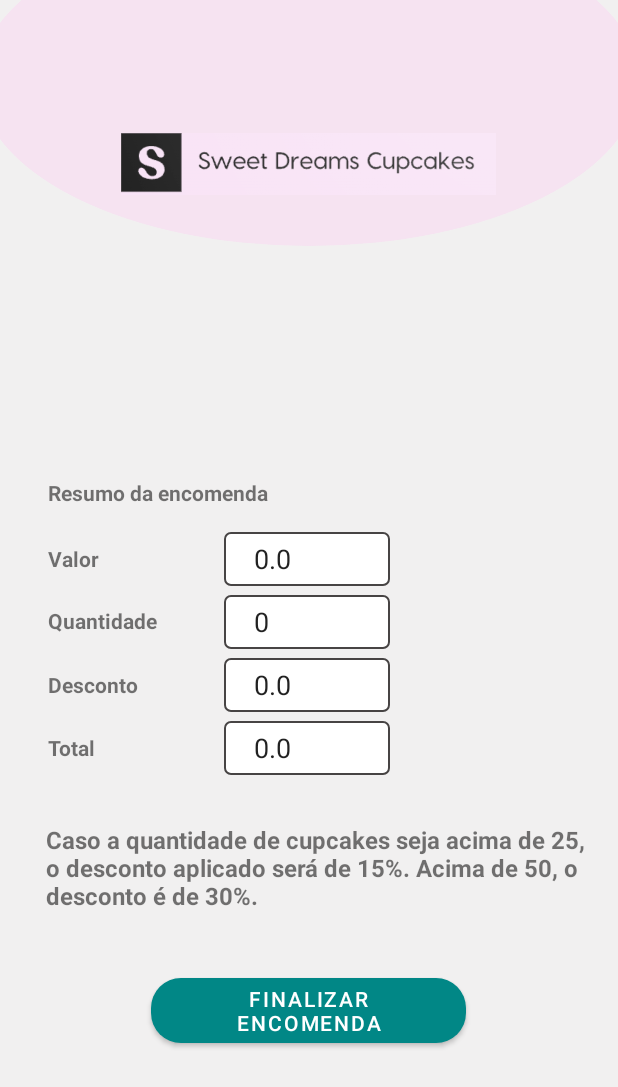
After one commit to Vandeilsonpp/android-projeto, an Android app: the EncomendaActivity screen opened directly, with no data from a screen before it, on a phone screen of 412 x 824 dp. The commit adds this screen. Shown: the top 1087 px of the screen. Run offline under Robolectric (Android 15) with nearby library versions, the phone set to English and light mode, and no system bars.

Commit message:
finalizado feature de encomendas

```diff
--- a/app/src/main/AndroidManifest.xml
+++ b/app/src/main/AndroidManifest.xml
@@ -52,6 +52,9 @@
             android:name=".activity.CupomActivity"
             android:exported="false" />
         <activity
+            android:name=".activity.EncomendaActivity"
+            android:exported="false" />
+        <activity
             android:name=".activity.MainActivity"
             android:exported="true">
             <intent-filter>
--- a/app/src/main/java/com/example/ultimavez/MyCustomApplication.java
+++ b/app/src/main/java/com/example/ultimavez/MyCustomApplication.java
@@ -6,10 +6,12 @@ import com.example.ultimavez.model.domain.Carrinho;
 import com.example.ultimavez.model.domain.Pedido;
 import com.example.ultimavez.model.domain.Product;
 import com.example.ultimavez.persistence.CupomPersistence;
+import com.example.ultimavez.persistence.EncomendaPersistence;
 import com.example.ultimavez.persistence.PedidoPersistence;
 import com.example.ultimavez.persistence.ProductPersistence;
 import com.example.ultimavez.persistence.UserPersistence;
 import com.example.ultimavez.persistence.sqlite.CupomTableHelper;
+import com.example.ultimavez.persistence.sqlite.EncomendaTableHelper;
 import com.example.ultimavez.persistence.sqlite.PedidoTableHelper;
 import com.example.ultimavez.persistence.sqlite.ProductTableHelper;
 import com.example.ultimavez.persistence.sqlite.UserTableHelper;
@@ -23,10 +25,13 @@ public class MyCustomApplication extends Application {
     private static ProductPersistence productTableHelper;
     private static CupomPersistence cupomPersistence;
     private static PedidoPersistence pedidoPersistence;
+    private static EncomendaPersistence encomendaPersistence;
     public static final int DATABASE_VERSION = 23;
     private static List<Product> selectedProducts;
     private static Carrinho carrinho;
     private static Pedido pedido;
+
+
 
     @Override
     public void onCreate() {
@@ -36,6 +41,7 @@ public class MyCustomApplication extends Application {
         productTableHelper = new ProductTableHelper(this);
         cupomPersistence = new CupomTableHelper(this);
         pedidoPersistence = new PedidoTableHelper(this);
+        encomendaPersistence = new EncomendaTableHelper(this);
         selectedProducts = new ArrayList<>();
         carrinho = new Carrinho();
         pedido = new Pedido();
@@ -53,6 +59,9 @@ public class MyCustomApplication extends Application {
     public static PedidoPersistence getPedidoPersistence() {
         return pedidoPersistence;
     }
+    public static EncomendaPersistence getEncomendaPersistence() {
+        return encomendaPersistence;
+    }
     public static List<Product> getSelectedProducts() {
         return selectedProducts;
     }
--- a/app/src/main/java/com/example/ultimavez/activity/CarrinhoActivity.java
+++ b/app/src/main/java/com/example/ultimavez/activity/CarrinhoActivity.java
@@ -19,7 +19,7 @@ import com.example.ultimavez.model.domain.Product;
 
 public class CarrinhoActivity extends AppCompatActivity {
 
-    private Button continueShopping, finishOrder;
+    private Button continueShopping, finishOrder, encomenda;
     private EditText total;
     private RecyclerView recyclerView;
     private CarrinhoAdapter adapter;
@@ -42,6 +42,7 @@ public class CarrinhoActivity extends AppCompatActivity {
         renderSelectedProducts();
         continueShopping.setOnClickListener(it -> returnToListOfProducts());
         finishOrder.setOnClickListener(it -> proceedToCheckout());
+        encomenda.setOnClickListener(it -> proceedToEncomenda());
         adapter.setSubtractButtonClickListener(updatedProduct -> {
             updateTotalPrice();
         });
@@ -57,6 +58,7 @@ public class CarrinhoActivity extends AppCompatActivity {
         continueShopping = findViewById(R.id.addMaisProdutos);
         finishOrder = findViewById(R.id.finalizarPedido);
         recyclerView = findViewById(R.id.carrinho_recycler_item_view);
+        encomenda = findViewById(R.id.encomenda);
     }
 
     private void renderSelectedProducts() {
@@ -76,6 +78,12 @@ public class CarrinhoActivity extends AppCompatActivity {
         startActivity(intent);
     }
 
+    private void proceedToEncomenda() {
+        Intent intent = new Intent(this, EncomendaActivity.class);
+        startActivity(intent);
+    }
+
+
 
     @SuppressLint("SetTextI18n")
     private void updateTotalPrice() {
--- /dev/null
+++ b/app/src/main/java/com/example/ultimavez/activity/EncomendaActivity.java
@@ -0,0 +1,90 @@
+package com.example.ultimavez.activity;
+
+import android.content.SharedPreferences;
+import android.os.Bundle;
+import android.widget.Button;
+import android.widget.EditText;
+
+import androidx.appcompat.app.AppCompatActivity;
+
+import com.example.ultimavez.MyCustomApplication;
+import com.example.ultimavez.R;
+import com.example.ultimavez.fragment.ErrorInflator;
+import com.example.ultimavez.fragment.SuccessFragment;
+import com.example.ultimavez.helper.Result;
+import com.example.ultimavez.model.domain.Carrinho;
+import com.example.ultimavez.model.domain.Encomenda;
+import com.example.ultimavez.service.EncomendaService;
+
+import java.time.LocalDateTime;
+import java.util.List;
+
+public class EncomendaActivity extends AppCompatActivity {
+
+    private EditText valor, quantidade, desconto, total;
+    private Button encomendar;
+    private Carrinho carrinho;
+    private Encomenda encomenda;
+    private EncomendaService service = new EncomendaService();
+    SharedPreferences sharedPreferences;
+
+    @Override
+    protected void onCreate(Bundle savedInstanceState) {
+        super.onCreate(savedInstanceState);
+        setContentView(R.layout.encomenda);
+        getSupportActionBar().hide();
+
+        inicializarComponentes();
+        buildEncomenda();
+        encomendar.setOnClickListener(it -> salvarEncomenda());
+
+    }
+
+    private void inicializarComponentes() {
+        valor = findViewById(R.id.encomendaTotal);
+        quantidade = findViewById(R.id.enconmendaQuantidade);
+        desconto = findViewById(R.id.encomendaDesconto);
+        total = findViewById(R.id.encomendaValorFinal);
+        encomendar = findViewById(R.id.finalizarEncomenda);
+        carrinho = MyCustomApplication.getCarrinho();
+        encomenda = buildResumoEncomenda(carrinho);
+    }
+
+    private Encomenda buildResumoEncomenda(Carrinho carrinho) {
+        return new Encomenda(
+                carrinho.getProductsQuantityMap(),
+                carrinho.calculateTotalPrice());
+    }
+
+    private void buildEncomenda() {
+        valor.setText(String.valueOf(encomenda.getValor()));
+        quantidade.setText(String.valueOf(encomenda.getQuantidade()));
+        desconto.setText(String.valueOf(encomenda.getDesconto()));
+        total.setText(String.valueOf(encomenda.getValorFinal()));
+    }
+
+    private void salvarEncomenda() {
+        sharedPreferences = getSharedPreferences("MyPreferences", MODE_PRIVATE);
+        long sellerId = sharedPreferences.getLong("userId", 0);
+        encomenda.setConsumerId(sellerId);
+        encomenda.setCriadoEm(LocalDateTime.now());
+
+        Result<Encomenda> result = service.salvarEncomenda(encomenda);
+
+        if (!result.isValid()) {
+            showErrors(result.getErrors());
+        } else {
+            showSuccess();
+            carrinho.cleanCarrinho();
+        }
+    }
+
+    private void showErrors(List<String> notifications) {
+        ErrorInflator.showErrors(notifications, this);
+    }
+
+    private void showSuccess() {
+        SuccessFragment successDialog = new SuccessFragment("Sua encomenda foi recebida com sucesso!", CustomerHomePageActivity.class);
+        successDialog.show(getSupportFragmentManager(), null);
+    }
+}
--- a/app/src/main/java/com/example/ultimavez/model/domain/Carrinho.java
+++ b/app/src/main/java/com/example/ultimavez/model/domain/Carrinho.java
@@ -9,6 +9,10 @@ import java.util.concurrent.atomic.AtomicReference;
 public class Carrinho {
 
     private Map<Product, Integer> productsQuantityMap;
+
+    public Map<Product, Integer> getProductsQuantityMap() {
+        return productsQuantityMap;
+    }
 
     public Carrinho() {
         productsQuantityMap = new HashMap<>();
--- /dev/null
+++ b/app/src/main/java/com/example/ultimavez/model/domain/Encomenda.java
@@ -0,0 +1,72 @@
+package com.example.ultimavez.model.domain;
+
+import java.time.LocalDateTime;
+import java.util.Map;
+
+public class Encomenda {
+   private double valor;
+   private double desconto;
+   private double valorFinal;
+   private int quantidade;
+   private LocalDateTime criadoEm;
+   private long consumerId;
+
+   public Encomenda(Map<Product, Integer> productsQuantityMap, double valor) {
+      this.valor = valor;
+      this.quantidade = calcularQuantidadeTotal(productsQuantityMap);
+      this.desconto = calcularDesconto();
+      this.valorFinal = this.valor - this.desconto;
+   }
+
+   private int calcularQuantidadeTotal(Map<Product, Integer> productsQuantityMap) {
+      int sum = 0;
+
+      for (int value : productsQuantityMap.values()) {
+         sum += value;
+      }
+
+      return sum;
+   }
+
+   private double calcularDesconto() {
+      if (this.quantidade > 50) {
+         return this.valor * 0.3;
+      } else if (this.quantidade > 25) {
+         return this.valor * 0.15;
+      } else {
+         return this.valor;
+      }
+   }
+
+   public double getValor() {
+      return valor;
+   }
+
+   public double getDesconto() {
+      return desconto;
+   }
+
+   public double getValorFinal() {
+      return valorFinal;
+   }
+
+   public int getQuantidade() {
+      return quantidade;
+   }
+
+   public void setCriadoEm(LocalDateTime criadoEm) {
+      this.criadoEm = criadoEm;
+   }
+
+   public void setConsumerId(long consumerId) {
+      this.consumerId = consumerId;
+   }
+
+   public LocalDateTime getCriadoEm() {
+      return criadoEm;
+   }
+
+   public long getConsumerId() {
+      return consumerId;
+   }
+}
--- /dev/null
+++ b/app/src/main/java/com/example/ultimavez/persistence/EncomendaPersistence.java
@@ -0,0 +1,8 @@
+package com.example.ultimavez.persistence;
+
+import com.example.ultimavez.helper.Result;
+import com.example.ultimavez.model.domain.Encomenda;
+
+public interface EncomendaPersistence {
+    Result<Encomenda> saveEncomenda(Encomenda encomenda);
+}
--- /dev/null
+++ b/app/src/main/java/com/example/ultimavez/persistence/sqlite/EncomendaTableHelper.java
@@ -0,0 +1,77 @@
+package com.example.ultimavez.persistence.sqlite;
+
+import android.content.ContentValues;
+import android.content.Context;
+import android.database.sqlite.SQLiteDatabase;
+import android.database.sqlite.SQLiteOpenHelper;
+
+import com.example.ultimavez.MyCustomApplication;
+import com.example.ultimavez.helper.Result;
+import com.example.ultimavez.model.domain.Encomenda;
+import com.example.ultimavez.persistence.EncomendaPersistence;
+
+public class EncomendaTableHelper extends SQLiteOpenHelper implements EncomendaPersistence {
+
+    private static final String DATABASE_NAME = "Cupcake.db";
+    public static final String TABLE_NAME = "encomendas";
+
+    public static final String COLUMN_ID = "_id";
+    public static final String COLUMN_ID_COMPRADOR = "idComprador";
+    public static final String COLUMN_VALOR_ORIGINAL = "valorOriginal";
+    public static final String COLUMN_DESCONTO = "desconto";
+    public static final String COLUMN_VALOR_FINAL = "valorFinal";
+    public static final String COLUMN_CRIADO_EM = "criadoEm";
+    public static final String COLUMN_QUANTIDADE = "quantidade";
+
+    private static final String CREATE_ENCOMENDAS_TABLE =
+            "CREATE TABLE IF NOT EXISTS " + TABLE_NAME + " (" +
+                    COLUMN_ID + " INTEGER PRIMARY KEY AUTOINCREMENT, " +
+                    COLUMN_ID_COMPRADOR + " INTEGER NOT NULL, " +
+                    COLUMN_VALOR_ORIGINAL + " REAL NOT NULL, " +
+                    COLUMN_DESCONTO + " REAL NOT NULL, " +
+                    COLUMN_VALOR_FINAL + " REAL NOT NULL, " +
+                    COLUMN_CRIADO_EM + " TEXT NOT NULL, " +
+                    COLUMN_QUANTIDADE + " INTEGER NOT NULL " +
+                    ");";
+
+    public EncomendaTableHelper(Context context) {
+        //super(context, DATABASE_NAME, null, DATABASE_VERSION);
+        super(context, DATABASE_NAME, null, MyCustomApplication.DATABASE_VERSION);
+    }
+
+    @Override
+    public void onCreate(SQLiteDatabase db) {
+        db.execSQL(CREATE_ENCOMENDAS_TABLE);
+    }
+
+    @Override
+    public void onUpgrade(SQLiteDatabase db, int oldVersion, int newVersion) {
+        db.execSQL("DROP TABLE IF EXISTS " + TABLE_NAME + ";");
+        onCreate(db);
+    }
+
+    @Override
+    public Result<Encomenda> saveEncomenda(Encomenda encomenda) {
+        SQLiteDatabase db = this.getWritableDatabase();
+        onCreate(db);
+        ContentValues contentValues = new ContentValues();
+
+        contentValues.put(COLUMN_ID_COMPRADOR, encomenda.getConsumerId());
+        contentValues.put(COLUMN_VALOR_ORIGINAL, encomenda.getValor());
+        contentValues.put(COLUMN_DESCONTO, encomenda.getDesconto());
+        contentValues.put(COLUMN_VALOR_FINAL, encomenda.getValorFinal());
+        contentValues.put(COLUMN_CRIADO_EM, encomenda.getCriadoEm().toString());
+        contentValues.put(COLUMN_QUANTIDADE, encomenda.getQuantidade());
+
+        long result = db.insert(TABLE_NAME, null, contentValues);
+
+        if (dbErrorHasHappened(result)) {
+            return Result.invalid("Aconteceu um erro inesperado. Tente novamente mais tarde");
+        }
+        return Result.valid(encomenda);
+    }
+
+    private boolean dbErrorHasHappened(long dbResult) {
+        return dbResult == -1;
+    }
+}
--- /dev/null
+++ b/app/src/main/java/com/example/ultimavez/service/EncomendaService.java
@@ -0,0 +1,20 @@
+package com.example.ultimavez.service;
+
+import com.example.ultimavez.MyCustomApplication;
+import com.example.ultimavez.helper.Result;
+import com.example.ultimavez.model.domain.Encomenda;
+import com.example.ultimavez.persistence.EncomendaPersistence;
+
+public class EncomendaService {
+
+    private EncomendaPersistence database;
+
+    public EncomendaService() {
+        this.database = MyCustomApplication.getEncomendaPersistence();
+    }
+
+    public Result<Encomenda> salvarEncomenda(Encomenda encomenda) {
+        database.saveEncomenda(encomenda);
+        return Result.valid(null);
+    }
+}
--- a/app/src/main/res/layout/carrinho_compra.xml
+++ b/app/src/main/res/layout/carrinho_compra.xml
@@ -113,11 +113,11 @@
 
         <Button
             android:id="@+id/addMaisProdutos"
-            android:layout_width="160dp"
+            android:layout_width="130dp"
             android:layout_height="wrap_content"
-            android:layout_marginLeft="30dp"
-            android:layout_marginRight="16dp"
-            android:padding="16dp"
+            android:layout_marginLeft="10dp"
+            android:layout_marginRight="5dp"
+            android:padding="10dp"
             android:text="Continuar Comprando"
             android:textColor="#FFFFFF"
             app:backgroundTint="@color/teal_700"
@@ -126,15 +126,27 @@
 
         <Button
             android:id="@+id/finalizarPedido"
-            android:layout_width="160dp"
+            android:layout_width="120dp"
             android:layout_height="wrap_content"
-            android:layout_marginLeft="16dp"
-            android:layout_marginRight="16dp"
-            android:padding="16dp"
+            android:layout_marginLeft="5dp"
+            android:layout_marginRight="5dp"
+            android:padding="10dp"
             android:text="Finalizar Pedido"
             android:textColor="#FFFFFF"
             app:backgroundTint="@color/strong_pink"
             app:cornerRadius="20dp" />
+
+        <Button
+            android:id="@+id/encomenda"
+            android:layout_width="120dp"
+            android:layout_height="wrap_content"
+            android:layout_marginLeft="5dp"
+            android:layout_marginRight="10dp"
+            android:padding="10dp"
+            android:text="Fazer encomenda"
+            android:textColor="#FFFFFF"
+            app:backgroundTint="@color/black"
+            app:cornerRadius="20dp" />
     </LinearLayout>
 
 </LinearLayout>
--- /dev/null
+++ b/app/src/main/res/layout/encomenda.xml
@@ -0,0 +1,236 @@
+<?xml version="1.0" encoding="utf-8"?>
+<LinearLayout xmlns:android="http://schemas.android.com/apk/res/android"
+    xmlns:app="http://schemas.android.com/apk/res-auto"
+    xmlns:tools="http://schemas.android.com/tools"
+    android:layout_width="match_parent"
+    android:layout_height="match_parent"
+    android:background="@color/main_white"
+    android:gravity="center"
+    android:orientation="vertical"
+
+    tools:context=".activity.CarrinhoActivity">
+
+    <!-- Header -->
+    <LinearLayout
+        android:layout_marginTop="-200dp"
+        android:orientation="vertical"
+        android:layout_width="match_parent"
+        android:layout_height="0dp"
+        android:layout_weight="3"
+        android:gravity="center">
+
+        <!-- Header content goes here -->
+        <FrameLayout
+            android:layout_width="match_parent"
+            android:layout_height="200dp"
+            android:layout_marginTop="-80dp"
+            android:layout_marginBottom="-18dp"
+            android:layout_gravity="center">
+
+            <ImageView
+                android:id="@+id/upper_home"
+                android:layout_width="match_parent"
+                android:layout_height="match_parent"
+                android:layout_gravity="center"
+                android:layout_marginTop="-20dp"
+                android:layout_marginStart="-30dp"
+                android:layout_marginEnd="-30dp"
+                app:srcCompat="@drawable/elipse_upper_home" />
+
+            <ImageView
+                android:id="@+id/imageView2"
+                android:layout_width="250dp"
+                android:layout_height="100dp"
+                android:layout_gravity="center"
+                android:layout_marginBottom="-35dp"
+                app:srcCompat="@drawable/logo" />
+
+        </FrameLayout>
+
+    </LinearLayout>
+
+    <!-- Resumo com produtos -->
+    <TableLayout
+        android:layout_width="match_parent"
+        android:layout_height="wrap_content">
+        <TextView
+            android:layout_width="50dp"
+            android:layout_height="wrap_content"
+            android:layout_gravity="start"
+            android:layout_marginStart="32dp"
+            android:layout_marginBottom="8dp"
+            android:gravity="center_vertical"
+            android:minHeight="36dp"
+            android:text="Resumo da encomenda"
+            android:textStyle="bold" />
+
+        <TableRow
+            android:layout_width="match_parent"
+            android:layout_height="match_parent"
+            android:layout_marginBottom="6dp"
+
+            android:gravity="center_vertical">
+
+            <TextView
+                android:layout_width="50dp"
+                android:layout_height="wrap_content"
+                android:layout_gravity="start"
+                android:layout_marginStart="32dp"
+                android:gravity="center_vertical"
+                android:minHeight="36dp"
+                android:text="Valor"
+                android:textStyle="bold" />
+
+            <EditText
+                android:paddingEnd="20dp"
+                android:paddingStart="20dp"
+                android:clickable="false"
+                android:focusable="false"
+                android:id="@+id/encomendaTotal"
+                android:layout_width="200dp"
+                android:layout_height="wrap_content"
+                android:layout_gravity="start"
+                android:background="@drawable/bg_edit_text"
+                android:hint="R$ 00.00"
+                android:inputType="textEmailAddress"
+                android:minHeight="36dp" />
+        </TableRow>
+
+        <TableRow
+            android:layout_width="match_parent"
+            android:layout_height="match_parent"
+            android:layout_marginBottom="6dp"
+            android:gravity="center_vertical">
+
+            <TextView
+                android:layout_width="85dp"
+                android:layout_height="wrap_content"
+                android:layout_gravity="start"
+                android:layout_marginStart="32dp"
+                android:gravity="center_vertical"
+                android:minHeight="34dp"
+                android:text="Quantidade"
+                android:textStyle="bold" />
+
+            <EditText
+                android:paddingEnd="20dp"
+                android:paddingStart="20dp"
+                android:clickable="false"
+                android:focusable="false"
+                android:id="@+id/enconmendaQuantidade"
+                android:layout_width="200dp"
+                android:layout_height="wrap_content"
+                android:layout_gravity="start"
+                android:background="@drawable/bg_edit_text"
+                android:hint="R$ 00.00"
+                android:inputType="textEmailAddress"
+                android:minHeight="36dp" />
+        </TableRow>
+
+        <TableRow
+            android:layout_width="match_parent"
+            android:layout_height="match_parent"
+            android:layout_marginBottom="6dp"
+
+            android:gravity="center_vertical">
+
+            <TextView
+                android:layout_width="70dp"
+                android:layout_height="wrap_content"
+                android:layout_gravity="start"
+                android:layout_marginStart="32dp"
+                android:gravity="center_vertical"
+                android:minHeight="36dp"
+                android:text="Desconto"
+                android:textStyle="bold" />
+
+            <EditText
+                android:paddingEnd="20dp"
+                android:paddingStart="20dp"
+                android:clickable="false"
+                android:focusable="false"
+                android:id="@+id/encomendaDesconto"
+                android:layout_width="200dp"
+                android:layout_height="wrap_content"
+                android:layout_gravity="start"
+                android:background="@drawable/bg_edit_text"
+                android:hint="R$ 00.00"
+                android:inputType="textEmailAddress"
+                android:minHeight="36dp" />
+        </TableRow>
+
+        <TableRow
+            android:layout_width="match_parent"
+            android:layout_height="match_parent"
+            android:layout_marginBottom="6dp"
+            android:gravity="center_vertical">
+
+            <TextView
+                android:layout_width="50dp"
+                android:layout_height="wrap_content"
+                android:layout_gravity="start"
+                android:layout_marginStart="32dp"
+                android:gravity="center_vertical"
+                android:minHeight="36dp"
+                android:text="Total"
+                android:textStyle="bold" />
+
+            <EditText
+                android:paddingEnd="20dp"
+                android:paddingStart="20dp"
+                android:clickable="false"
+                android:focusable="false"
+                android:id="@+id/encomendaValorFinal"
+                android:layout_width="200dp"
+                android:layout_height="wrap_content"
+                android:layout_gravity="start"
+                android:background="@drawable/bg_edit_text"
+                android:hint="R$ 00.00"
+                android:inputType="textEmailAddress"
+                android:minHeight="36dp" />
+        </TableRow>
+    </TableLayout>
+
+    <!-- Cupom de desconto -->
+    <LinearLayout
+        android:gravity="start"
+        android:padding="16dp"
+        android:layout_width="match_parent"
+        android:layout_height="wrap_content"
+        android:layout_marginTop="10dp"
+        android:layout_marginStart="10dp"
+        android:orientation="horizontal">
+
+        <TextView
+            android:layout_width="wrap_content"
+            android:layout_height="wrap_content"
+            android:layout_gravity="start"
+            android:layout_marginEnd="5dp"
+            android:gravity="center_vertical"
+            android:text="Caso a quantidade de cupcakes seja acima de 25, o desconto aplicado será de 15%. Acima de 50, o desconto é de 30%."
+            android:textSize="16sp"
+            android:textStyle="bold" />
+
+
+    </LinearLayout>
+
+    <!-- Finalizar Compra -->
+    <LinearLayout
+        android:layout_width="match_parent"
+        android:layout_height="100dp"
+        android:gravity="center"
+        android:orientation="horizontal">
+
+        <Button
+            android:id="@+id/finalizarEncomenda"
+            android:layout_width="210dp"
+            android:layout_height="55dp"
+            android:layout_marginLeft="16dp"
+            android:layout_marginRight="16dp"
+            android:text="Finalizar Encomenda"
+            android:textColor="#FFFFFF"
+            app:backgroundTint="@color/teal_700"
+            app:cornerRadius="20dp" />
+    </LinearLayout>
+
+</LinearLayout>
```
